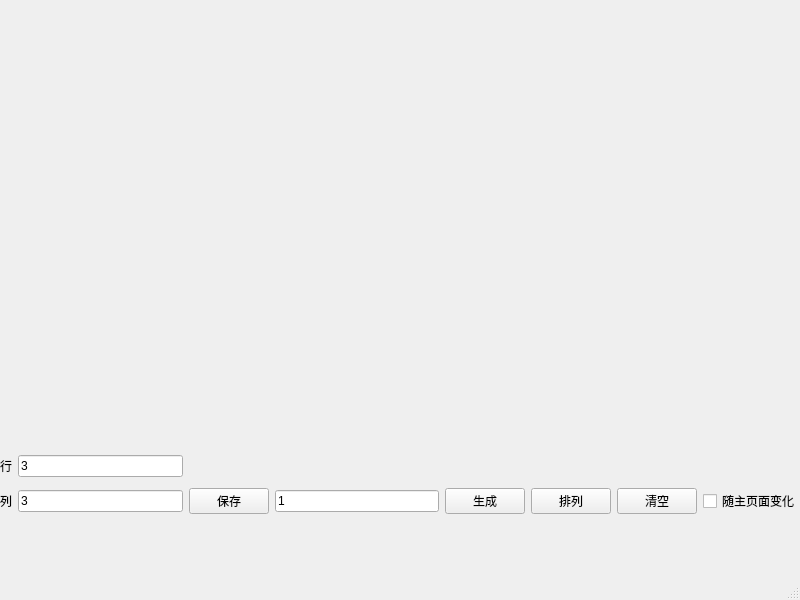
First picture: the form in mainwindow.ui, repository leehuitao/AutoWidgetSizeTest, before the edit.
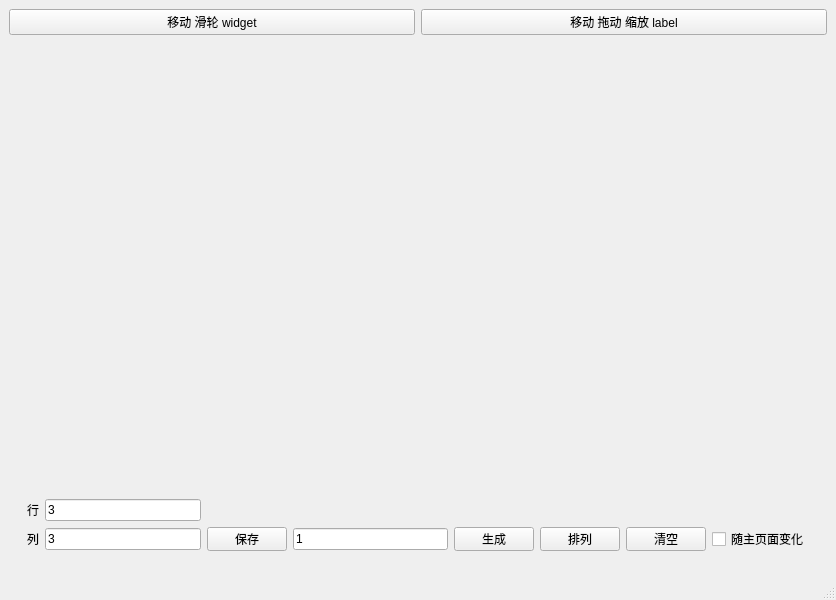
Second picture: the form after the edit. Custom widgets are drawn as their Qt base class.

Commit message: 增加可缩放和移动的label控件

Patch:
```diff
--- a/mainwindow.ui
+++ b/mainwindow.ui
@@ -17,15 +17,40 @@
    <property name="styleSheet">
     <string notr="true"/>
    </property>
+   <layout class="QGridLayout" name="gridLayout_2">
+    <item row="0" column="0">
+     <widget class="QPushButton" name="btn_1">
+      <property name="text">
+       <string>移动 滑轮 widget</string>
+      </property>
+     </widget>
+    </item>
+    <item row="0" column="1">
+     <widget class="QPushButton" name="btn_2">
+      <property name="text">
+       <string>移动 拖动 缩放 label</string>
+      </property>
+     </widget>
+    </item>
+    <item row="1" column="0" colspan="2">
+     <widget class="QStackedWidget" name="stackedWidget">
+      <widget class="QWidget" name="page">
+       <layout class="QGridLayout" name="gridLayout_3">
+        <item row="0" column="0">
+         <spacer name="verticalSpacer">
+          <property name="orientation">
+           <enum>Qt::Vertical</enum>
+          </property>
+          <property name="sizeHint" stdset="0">
+           <size>
+            <width>20</width>
+            <height>40</height>
+           </size>
+          </property>
+         </spacer>
+        </item>
+        <item row="1" column="0">
    <widget class="QWidget" name="widget" native="true">
-    <property name="geometry">
-     <rect>
-      <x>0</x>
-      <y>450</y>
-      <width>800</width>
-      <height>70</height>
-     </rect>
-    </property>
     <property name="minimumSize">
      <size>
       <width>800</width>
@@ -111,6 +136,23 @@
      </item>
     </layout>
    </widget>
+        </item>
+       </layout>
+      </widget>
+      <widget class="QWidget" name="page_2">
+       <layout class="QGridLayout" name="gridLayout_4">
+        <item row="0" column="0">
+         <widget class="ShotLabel" name="auto_label">
+          <property name="text">
+           <string/>
+          </property>
+         </widget>
+        </item>
+       </layout>
+      </widget>
+     </widget>
+    </item>
+   </layout>
   </widget>
   <widget class="QMenuBar" name="menubar">
    <property name="geometry">
@@ -124,6 +166,13 @@
   </widget>
   <widget class="QStatusBar" name="statusbar"/>
  </widget>
+ <customwidgets>
+  <customwidget>
+   <class>ShotLabel</class>
+   <extends>QLabel</extends>
+   <header>shot_label.h</header>
+  </customwidget>
+ </customwidgets>
  <resources/>
  <connections/>
 </ui>
```
Lines whose indentation alone changed are shown as unchanged. The commit also changes 6 other files.
